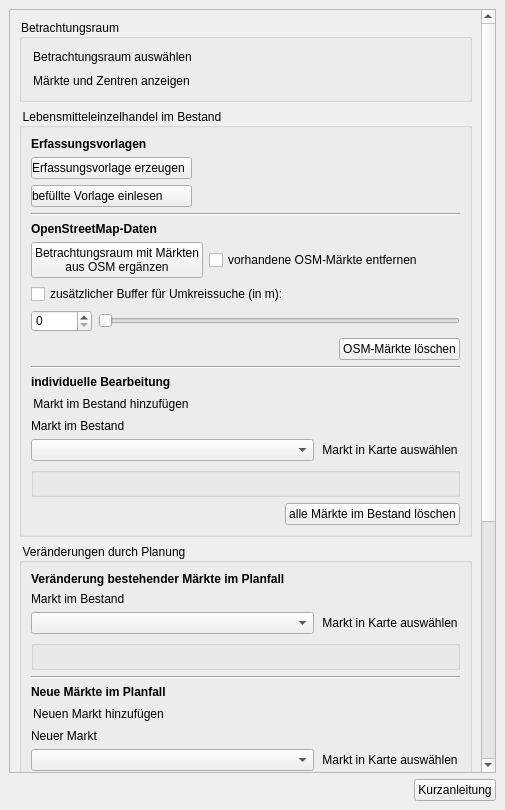
Old version of the form projektchecktools/ui/ProjektCheck_dockwidget_analysis_08-SKSM.ui in the repository projektcheck/ProjektCheck-QGIS.
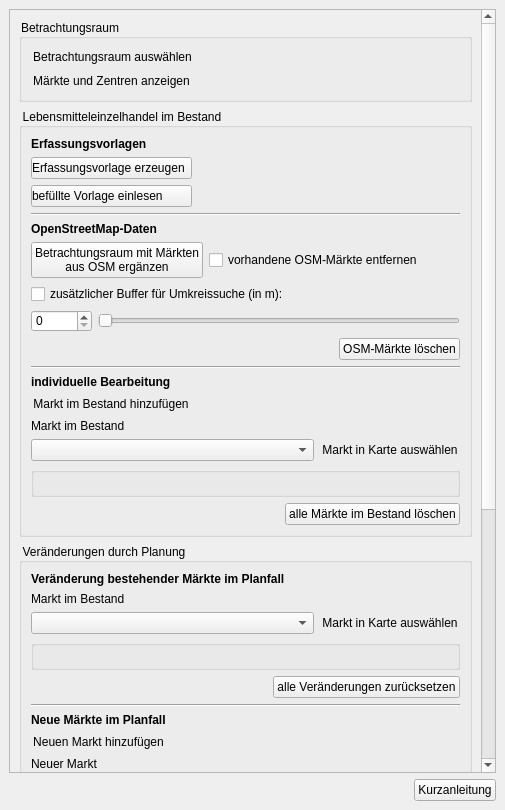
New version of the form. Icons and pictures are not drawn. Custom widgets are drawn as their Qt base class.

Commit message: button to remove all changes of markets; show change in changed markets combo

Diff of the .ui file:
```diff
--- a/projektchecktools/ui/ProjektCheck_dockwidget_analysis_08-SKSM.ui
+++ b/projektchecktools/ui/ProjektCheck_dockwidget_analysis_08-SKSM.ui
@@ -66,9 +66,9 @@
        <property name="geometry">
         <rect>
          <x>0</x>
-         <y>-171</y>
+         <y>0</y>
          <width>478</width>
-         <height>925</height>
+         <height>951</height>
         </rect>
        </property>
        <layout class="QVBoxLayout" name="verticalLayout_10">
@@ -690,6 +690,36 @@
              <layout class="QVBoxLayout" name="verticalLayout_18"/>
             </widget>
            </item>
+           <item>
+            <layout class="QHBoxLayout" name="horizontalLayout_9">
+             <property name="topMargin">
+              <number>0</number>
+             </property>
+             <property name="rightMargin">
+              <number>0</number>
+             </property>
+             <item>
+              <spacer name="horizontalSpacer_16">
+               <property name="orientation">
+                <enum>Qt::Horizontal</enum>
+               </property>
+               <property name="sizeHint" stdset="0">
+                <size>
+                 <width>40</width>
+                 <height>20</height>
+                </size>
+               </property>
+              </spacer>
+             </item>
+             <item>
+              <widget class="QPushButton" name="reset_changed_markets_button">
+               <property name="text">
+                <string>alle Veränderungen zurücksetzen</string>
+               </property>
+              </widget>
+             </item>
+            </layout>
+           </item>
            <item>
             <widget class="Line" name="line_5">
              <property name="orientation">
```
The commit also changes 1 other file.
